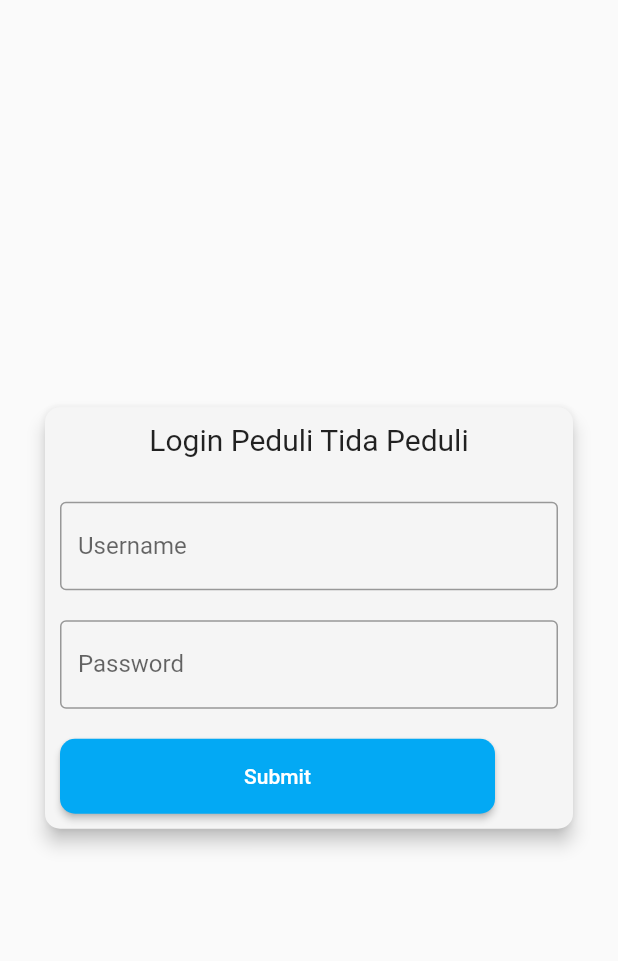
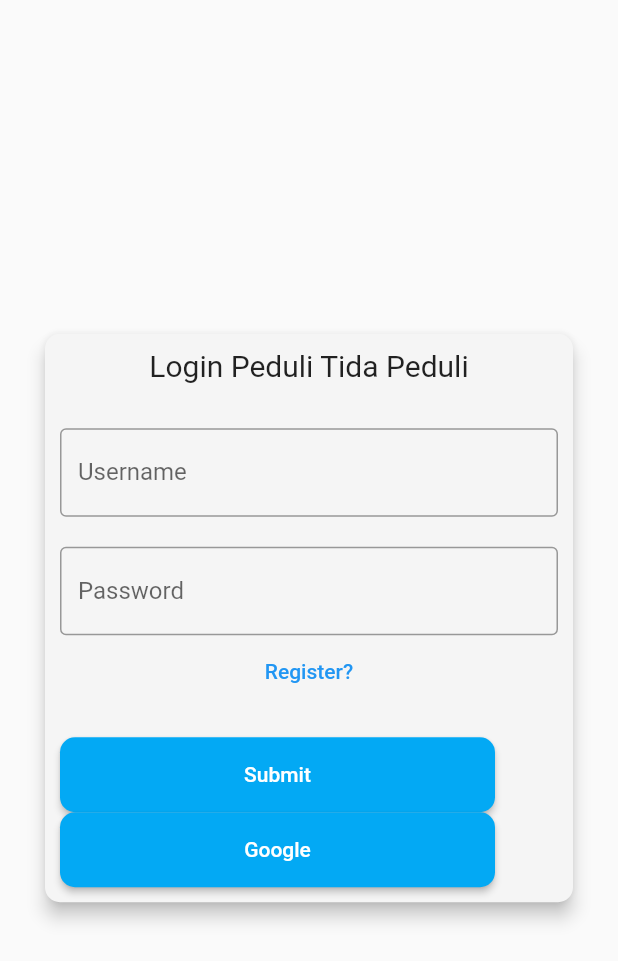
Before and after one commit to syahrulpangestu/Mobile-Kegiatan-1-Modul-1-, a Flutter app: the screen it shows after launch, after a tap on "Submit", on a phone screen of 412 x 824 dp. Shown: the top 961 px of the screen. Run offline on Flutter 3.47's test engine with Material 2 defaults, Android fonts, the phone set to English and light mode, and no system bars; our stand-ins replace firebase_auth, firebase_core, rflutter_alert, shared_preferences; accounts and stored records are empty; network calls fail.

Commit message:
adding firebase & login email password

```diff
--- /dev/null
+++ b/lib/auth.dart
@@ -0,0 +1,28 @@
+import 'package:firebase_auth/firebase_auth.dart';
+import 'package:flutter/cupertino.dart';
+
+class Authentication {
+  final FirebaseAuth _firebaseAuth;
+  Authentication(this._firebaseAuth);
+  Future<bool> SignIn({required String email, required String password}) async {
+    try {
+      await _firebaseAuth.signInWithEmailAndPassword(
+          email: email, password: password);
+      return true;
+    } on FirebaseAuthException catch (e) {
+      debugPrint(e.message ?? "unknown error");
+      return false;
+    }
+  }
+
+  Future<bool> SignUp({required String email, required String password}) async {
+    try {
+      await _firebaseAuth.createUserWithEmailAndPassword(
+          email: email, password: password);
+      return true;
+    } on FirebaseAuthException catch (e) {
+      debugPrint(e.message ?? "unknown error");
+      return false;
+    }
+  }
+}
--- a/lib/homePage.dart
+++ b/lib/homePage.dart
@@ -1,4 +1,6 @@
+import 'package:firebase_auth/firebase_auth.dart';
 import 'package:flutter/material.dart';
+import 'package:kegiatan1ab/auth.dart';
 import 'package:kegiatan1ab/getDetail.dart';
 import 'package:kegiatan1ab/getVaccine.dart';
 import 'package:kegiatan1ab/login.dart';
@@ -13,12 +15,15 @@ class homePage extends StatefulWidget {
   State<homePage> createState() => _homePageState();
 }
 
+final FirebaseAuth auth = FirebaseAuth.instance;
+final User user = auth.currentUser!;
+
 class _homePageState extends State<homePage> {
   final _fiture = ["certivicate", "result", "ehac"];
   late SharedPreferences loginData;
   String username = "";
-  String name = "";
-  String nim = "";
+  // String name = "";
+  // String nim = "";
 
   @override
   initState() {
@@ -29,9 +34,10 @@ class _homePageState extends State<homePage> {
   void initial() async {
     loginData = await SharedPreferences.getInstance();
     setState(() {
-      username = loginData.getString('username')!;
-      name = loginData.getString('name')!;
-      nim = loginData.getString('nim')!;
+      //from firebase
+      username = user.email!;
+      // name = loginData.getString('name')!;
+      // nim = loginData.getString('nim')!;
     });
   }
 
@@ -49,13 +55,14 @@ class _homePageState extends State<homePage> {
             color: Colors.black,
           ),
           title: Text(
-            "Hi, ${name}",
+            "Hi, ${username}",
             style: TextStyle(color: Colors.black, fontSize: 15),
           ),
           actions: [
             IconButton(
               onPressed: () {
                 loginData.setBool('login', true);
+                auth.signOut();
                 Navigator.pushReplacement(context,
                     MaterialPageRoute(builder: (context) => loginPage()));
               },
--- a/lib/login.dart
+++ b/lib/login.dart
@@ -1,8 +1,13 @@
+import 'package:firebase_auth/firebase_auth.dart';
 import 'package:flutter/material.dart';
+import 'package:kegiatan1ab/auth.dart';
 import 'package:kegiatan1ab/dummy_data.dart';
+import 'package:kegiatan1ab/getDetail.dart';
 import 'package:kegiatan1ab/homePage.dart';
+import 'package:kegiatan1ab/register.dart';
 import 'package:shared_preferences/shared_preferences.dart';
 import 'package:rflutter_alert/rflutter_alert.dart';
+import 'package:kegiatan1ab/homePage.dart';
 
 class loginPage extends StatefulWidget {
   const loginPage({Key? key}) : super(key: key);
@@ -10,6 +15,9 @@ class loginPage extends StatefulWidget {
   @override
   State<loginPage> createState() => _loginPageState();
 }
+
+Authentication authentication = Authentication(FirebaseAuth.instance);
+final User user = auth.currentUser!;
 
 class _loginPageState extends State<loginPage> {
   // GlobalKey<FormState> _formKey = GlobalKey<FormState>();
@@ -85,6 +93,21 @@ class _loginPageState extends State<loginPage> {
                                 labelText: "Password",
                                 hintText: "Password"),
                           ),
+                          Center(
+                            child: TextButton(
+                              onPressed: () async {
+                                await Navigator.of(context).push(
+                                  MaterialPageRoute(
+                                    builder: (context) => Register(),
+                                  ),
+                                );
+                              },
+                              child: Text(
+                                "Register?",
+                                textAlign: TextAlign.center,
+                              ),
+                            ),
+                          ),
                           Padding(
                             padding: EdgeInsets.only(bottom: 20),
                           ),
@@ -94,48 +117,39 @@ class _loginPageState extends State<loginPage> {
                             child: ElevatedButton(
                               child: Text("Submit"),
                               onPressed: () async {
-                                // final storeData =
-                                //     await SharedPreferences.getInstance();
+                                String _username = controllerUSername.text;
+                                String _password = controllerPassword.text;
                                 // for (var data in DummyData.data) {
-                                //   print("cek");
-                                //   if ((controllerUSername.text ==
-                                //       data['username'])) {
-                                //     await storeData.setString(
-                                //         'nim', data['Nim']);
-                                //     await storeData.setString(
-                                //         'username', data['username']);
-                                //     await storeData.setString(
-                                //         'name', data['nama']);
-                                //     await storeData.setBool(
-                                //         'checkLogin', false);
-                                //     String? nim = storeData.getString('nim');
-                                //     String? username =
-                                //         storeData.getString('username');
-                                //     String? name = storeData.getString('name');
-                                //     Navigator.push(
+                                //   if (_username == data['username']) {
+                                //     if (_password == data['password']) {
+                                //       print("sukses");
+                                //       await loginData.setString(
+                                //           'nim', data['Nim']);
+                                //       await loginData.setString(
+                                //           'username', data['username']);
+                                //       await loginData.setString(
+                                //           'name', data['nama']);
+                                //       await loginData.setBool('login', false);
+                                //       await Navigator.pushReplacement(
                                 //         context,
                                 //         MaterialPageRoute(
-                                //             builder: (context) => homePage(
-                                //                 name: name, nim: nim)));
-                                //   } else {
-                                //     print("failed");
+                                //           builder: (context) => homePage(),
+                                //         ),
+                                //       );
+                                //     }
                                 //   }
                                 // }
-                                String _username = controllerUSername.text;
-                                String _password = controllerPassword.text;
-                                for (var data in DummyData.data) {
-                                  if (_username == data['username']) {
-                                    if (_password == data['password']) {
-                                      print("sukses");
-                                      await loginData.setString(
-                                          'nim', data['Nim']);
-                                      await loginData.setString(
-                                          'username', data['username']);
-                                      await loginData.setString(
-                                          'name', data['nama']);
+                                controllerPassword.text = "";
+                                controllerUSername.text = "";
+                                try {
+                                  // await loginData.setString(
+                                  //     'username', _username);
+                                  // await loginData.setString('name', _password);
                                   await loginData.setBool('login', false);
-                                      // loginData.setBool('login', false);
-                                      // loginData.setString('username', _username);
+                                  final user = await authentication.SignIn(
+                                      email: _username, password: _password);
+                                  print(user);
+                                  if (user != false) {
                                     Navigator.pushReplacement(
                                       context,
                                       MaterialPageRoute(
@@ -143,18 +157,24 @@ class _loginPageState extends State<loginPage> {
                                       ),
                                     );
                                   }
-                                    // else {
-                                    //   loginFail(context);
-                                    // }
+                                } on FirebaseAuthException catch (e) {
+                                  debugPrint(e.message ?? "unknown error");
                                 }
-                                  // else {
-                                  //   loginFail(context);
-                                  // }
-                                }
-                                controllerPassword.text = "";
-                                controllerUSername.text = "";
-                                // });
                               },
+                              style: ElevatedButton.styleFrom(
+                                primary: Colors.lightBlue,
+                                shape: RoundedRectangleBorder(
+                                  borderRadius: BorderRadius.circular(10.0),
+                                ),
+                              ),
+                            ),
+                          ),
+                          SizedBox(
+                            width: 290,
+                            height: 50,
+                            child: ElevatedButton(
+                              child: Text("Google"),
+                              onPressed: () async {},
                               style: ElevatedButton.styleFrom(
                                 primary: Colors.lightBlue,
                                 shape: RoundedRectangleBorder(
@@ -190,22 +210,4 @@ class _loginPageState extends State<loginPage> {
       );
     }
   }
-
-  loginFail(BuildContext context) {
-    Alert(
-      context: context,
-      type: AlertType.error,
-      title: "Login Failed",
-      desc: "Wrong Username or Password",
-      buttons: [
-        DialogButton(
-          child: Text(
-            "Back",
-            style: TextStyle(color: Colors.white, fontSize: 14),
-          ),
-          onPressed: () => Navigator.of(context, rootNavigator: true).pop(),
-        )
-      ],
-    ).show();
 }
-}
--- a/lib/main.dart
+++ b/lib/main.dart
@@ -2,9 +2,15 @@ import 'package:flutter/material.dart';
 import 'package:kegiatan1ab/getVaccine.dart';
 import 'package:kegiatan1ab/homePage.dart';
 import 'package:kegiatan1ab/login.dart';
+import 'package:firebase_core/firebase_core.dart';
+import 'firebase_options.dart';
 
-void main() {
-  runApp(const MyApp());
+void main() async {
+  WidgetsFlutterBinding.ensureInitialized();
+  await Firebase.initializeApp(
+    options: DefaultFirebaseOptions.currentPlatform,
+  );
+  runApp(MyApp());
 }
 
 class MyApp extends StatelessWidget {
--- a/pubspec.yaml
+++ b/pubspec.yaml
@@ -36,6 +36,10 @@ dependencies:
   cupertino_icons: ^1.0.2
   shared_preferences: ^2.0.13
   rflutter_alert: ^2.0.4
+  firebase_core: ^1.17.1
+  firebase_auth: ^3.3.7
+  google_sign_in: ^5.3.2
+
 
 dev_dependencies:
 
```
Also changed, not shown: lib/register.dart (added, +128 -0 lines), lib/firebase_options.dart (added), pubspec.lock, 2 other files. Lines whose indentation alone changed are shown as unchanged.
